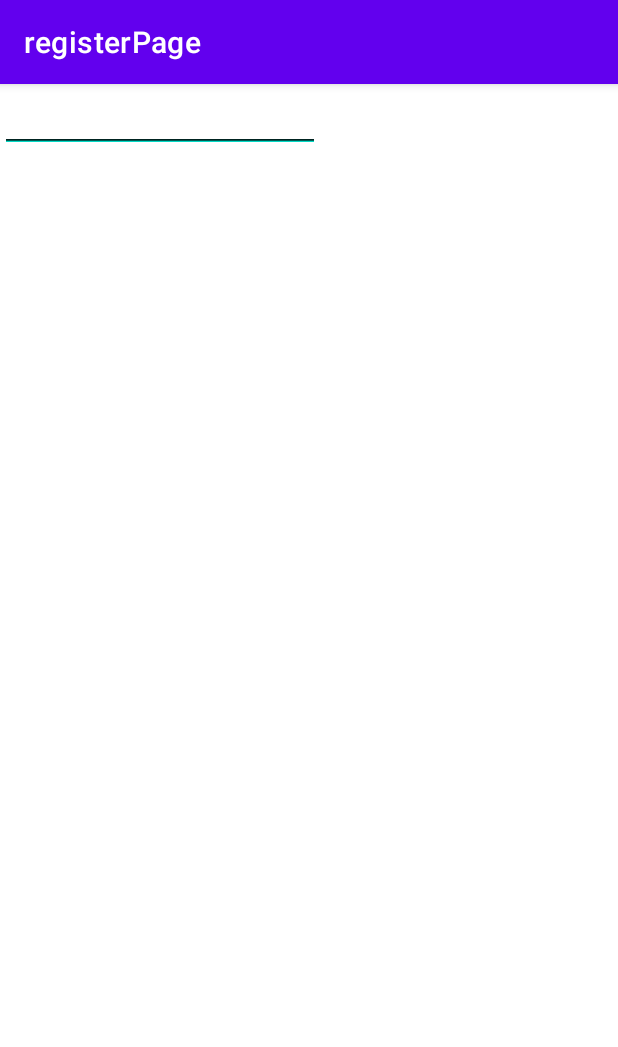
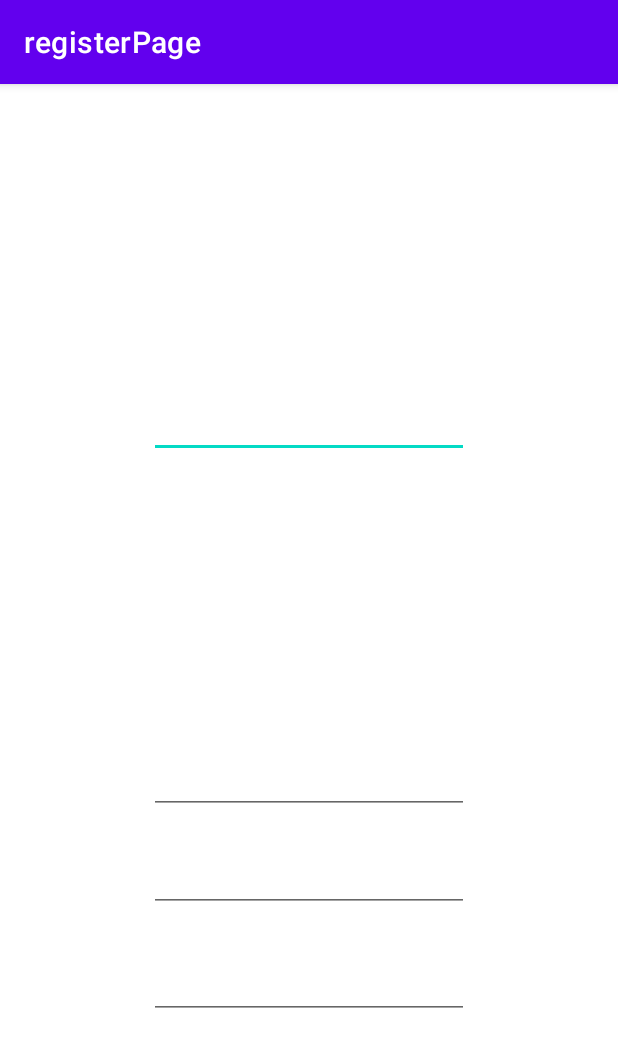
Before and after one commit to dimsp4/DoaDzikirApp, an Android app: the screen it shows after launch (MainActivity), on a phone screen of 412 x 824 dp. Shown: the top 1047 px of the screen. Run offline under Robolectric (Android 15) with nearby library versions, the phone set to English and light mode, and no system bars.

Commit message:
register page

```diff
--- a/registerPage2/app/src/main/res/layout/activity_main.xml
+++ b/registerPage2/app/src/main/res/layout/activity_main.xml
@@ -11,19 +11,22 @@
         android:id="@+id/imageView"
         android:layout_width="wrap_content"
         android:layout_height="wrap_content"
+        android:layout_marginStart="41dp"
         android:layout_marginTop="176dp"
+        app:layout_constraintStart_toStartOf="@+id/editTextTextEmailAddress"
         app:layout_constraintTop_toTopOf="parent"
-        tools:layout_editor_absoluteX="141dp"
         tools:srcCompat="@tools:sample/avatars" />
 
     <EditText
         android:id="@+id/editTextTextEmailAddress"
         android:layout_width="wrap_content"
         android:layout_height="wrap_content"
+        android:layout_marginTop="28dp"
         android:ems="10"
         android:inputType="textEmailAddress"
-        tools:layout_editor_absoluteX="100dp"
-        tools:layout_editor_absoluteY="332dp" />
+        app:layout_constraintEnd_toEndOf="parent"
+        app:layout_constraintStart_toStartOf="parent"
+        app:layout_constraintTop_toBottomOf="@+id/imageView" />
 
     <EditText
         android:id="@+id/editTextTextPersonName"
@@ -33,24 +36,26 @@
         android:ems="10"
         android:inputType="textPersonName"
         app:layout_constraintBottom_toTopOf="@+id/editTextTextPassword"
-        tools:layout_editor_absoluteX="100dp" />
+        app:layout_constraintStart_toStartOf="@+id/editTextTextEmailAddress" />
 
     <EditText
         android:id="@+id/editTextTextPassword"
         android:layout_width="wrap_content"
         android:layout_height="wrap_content"
+        android:layout_marginBottom="216dp"
         android:ems="10"
         android:inputType="textPassword"
-        tools:layout_editor_absoluteX="100dp"
-        tools:layout_editor_absoluteY="470dp" />
+        app:layout_constraintBottom_toBottomOf="parent"
+        app:layout_constraintStart_toStartOf="@+id/editTextTextPersonName" />
 
     <EditText
         android:id="@+id/editTextTextPersonName2"
         android:layout_width="wrap_content"
         android:layout_height="wrap_content"
+        android:layout_marginTop="26dp"
         android:ems="10"
         android:inputType="textPersonName"
-        tools:layout_editor_absoluteX="100dp"
-        tools:layout_editor_absoluteY="541dp" />
+        app:layout_constraintStart_toStartOf="@+id/editTextTextPassword"
+        app:layout_constraintTop_toBottomOf="@+id/editTextTextPassword" />
 
 </androidx.constraintlayout.widget.ConstraintLayout>
```
